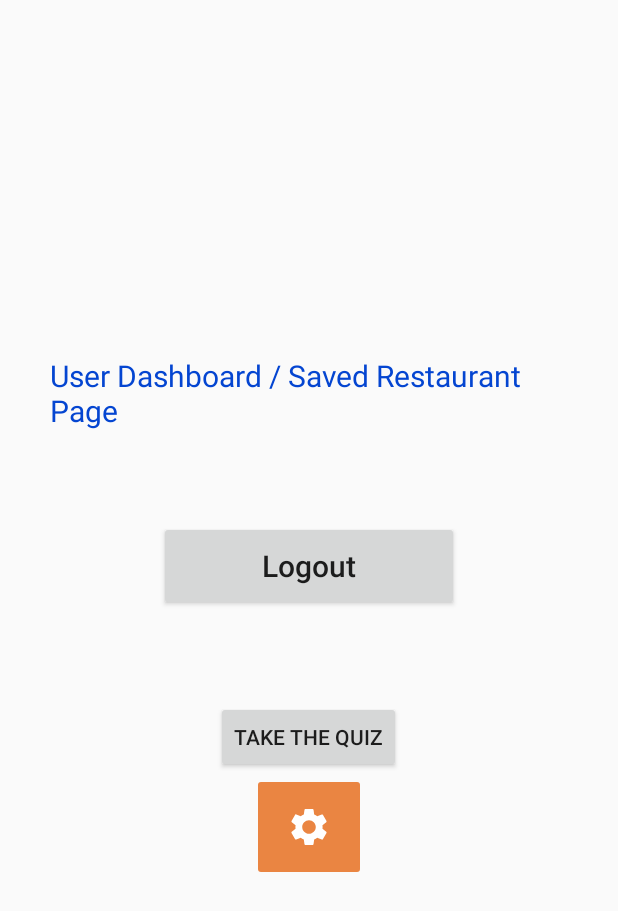
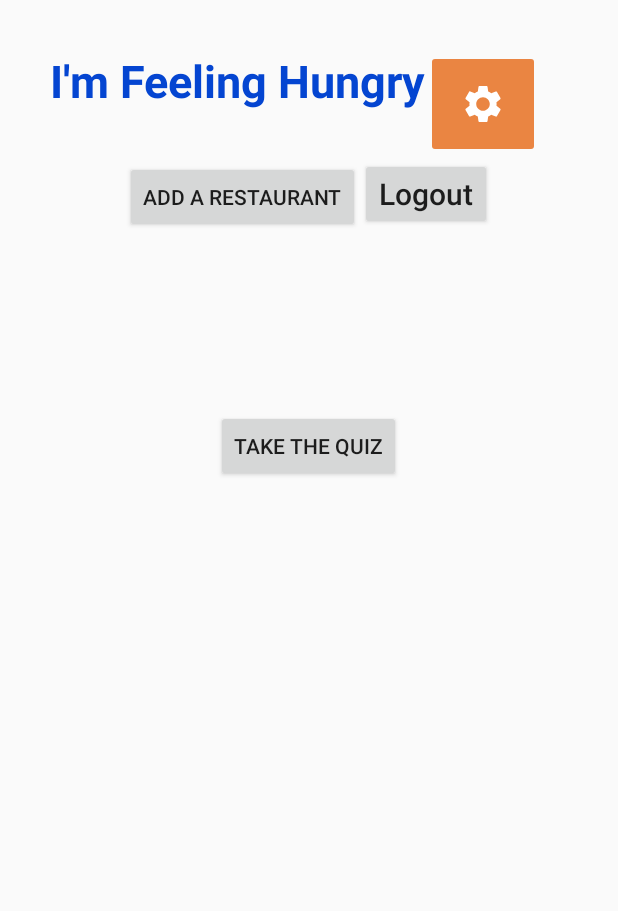
Before and after one commit to FarzanKh/I-Am-Feeling-Hungry, an Android app: the DashboardActivity screen opened directly, with no data from a screen before it, on a phone screen of 412 x 824 dp. Shown: the top 911 px of the screen. Run offline under Robolectric (Android 15) with nearby library versions, the phone set to English and light mode, and no system bars; our stand-ins replace Firebase (no records; nobody signed in at launch, a user with empty details on screens opened directly); 6 statements that could not run were skipped.

Commit message:
add recycler view to dashboard

```diff
--- a/app/build.gradle
+++ b/app/build.gradle
@@ -40,6 +40,7 @@ dependencies {
     implementation 'androidx.constraintlayout:constraintlayout:2.0.4'
     implementation "org.jetbrains.kotlin:kotlin-stdlib:$kotlin_version"
     implementation 'com.google.firebase:firebase-auth:19.2.0'
+    implementation 'com.google.firebase:firebase-database:19.6.0'
     testImplementation 'junit:junit:4.+'
     androidTestImplementation 'androidx.test.ext:junit:1.1.2'
     androidTestImplementation 'androidx.test.espresso:espresso-core:3.3.0'
--- a/app/src/main/java/com/team6/iamfeelinghungry/DashboardActivity.java
+++ b/app/src/main/java/com/team6/iamfeelinghungry/DashboardActivity.java
@@ -3,18 +3,41 @@ package com.team6.iamfeelinghungry;
 import android.app.Activity;
 import android.content.Intent;
 import android.os.Bundle;
+import android.util.Log;
 import android.view.View;
 import android.widget.Button;
 
+import androidx.recyclerview.widget.LinearLayoutManager;
+import androidx.recyclerview.widget.RecyclerView;
+
 import com.google.firebase.auth.FirebaseAuth;
+import com.google.firebase.database.DatabaseReference;
+import com.google.firebase.database.FirebaseDatabase;
+import com.google.firebase.database.Query;
+
+import java.util.ArrayList;
+import java.util.HashMap;
+import java.util.List;
+import java.util.Map;
 
 public class DashboardActivity extends Activity {
+    private FavoriteRestaurantAdapter favoriteRestaurantAdapter;
+    private RecyclerView recyclerView;
+    private List<Restaurant> restaurantList = new ArrayList<>();
     private Button logout;
+    private FirebaseAuth firebaseAuth;
+    private DatabaseReference mDatabase;
+    private String userId;
+
+
     @Override
     protected void onCreate(Bundle savedInstanceState) {
         super.onCreate(savedInstanceState);
 
         setContentView(R.layout.activity_dashboard);
+        firebaseAuth=FirebaseAuth.getInstance();
+        userId = firebaseAuth.getCurrentUser().getUid();
+        mDatabase = FirebaseDatabase.getInstance("https://hungryapp-d791e-default-rtdb.firebaseio.com/").getReference();
         logout=findViewById(R.id.logout);
         logout.setOnClickListener(new View.OnClickListener() {
             @Override
@@ -25,7 +48,67 @@ public class DashboardActivity extends Activity {
                 finish();
             }
         });
+
+        favoriteRestaurantAdapter = new FavoriteRestaurantAdapter(restaurantList, this);
+        getListOfRestaurants();
+        recyclerView = findViewById(R.id.rvRestaurantList);
+        recyclerView.setHasFixedSize(true);
+        recyclerView.setLayoutManager(new LinearLayoutManager(this));
+        recyclerView.setAdapter(favoriteRestaurantAdapter);
     }
+
+    public void getListOfRestaurants(){
+        Query restaurantsQuery = mDatabase.child("users").child(userId).child("restaurants").orderByChild("timestamp");
+        restaurantsQuery.get().addOnCompleteListener(task -> {
+            if (!task.isSuccessful()) {
+                Log.e("firebase", "Error getting data", task.getException());
+            }
+            else {
+                HashMap<String,Restaurant> restaurants = (HashMap<String,Restaurant>) task.getResult().getValue();
+                for (Map.Entry<String,Restaurant> restaurantEntry: restaurants.entrySet()){
+                    restaurantList.add(restaurantEntry.getValue());
+                }
+                favoriteRestaurantAdapter = new FavoriteRestaurantAdapter(restaurantList, this);
+                recyclerView.setAdapter(favoriteRestaurantAdapter);
+            }
+        });
+    }
+
+    // to delete later
+    public void addRestaurant(View view){
+        writeNewRestaurant("100","McDonalds", "Fast Food", "123 Main Street");
+        Query restaurantsQuery = mDatabase.child("users").child(userId).child("restaurants").orderByChild("timestamp");
+        restaurantsQuery.get().addOnCompleteListener(task -> {
+            if (!task.isSuccessful()) {
+                Log.e("firebase", "Error getting data", task.getException());
+            }
+            else {
+                HashMap<String,Restaurant> restaurants = (HashMap<String,Restaurant>) task.getResult().getValue();
+                for (Map.Entry<String,Restaurant> restaurantEntry: restaurants.entrySet()){
+                    restaurantList.add(restaurantEntry.getValue());
+                }
+                favoriteRestaurantAdapter = new FavoriteRestaurantAdapter(restaurantList, this);
+                recyclerView.setAdapter(favoriteRestaurantAdapter);
+            }
+        });
+    }
+
+    public void writeNewRestaurant(String yelpId, String name, String category, String address){
+        // get new restaurant entry key
+        String key = mDatabase.child("users").child(userId).child("restaurants").push().getKey();
+
+        // get current timestamp
+        Long tsLong = System.currentTimeMillis();
+        String timestamp = tsLong.toString();
+
+        // add new restaurant
+        Restaurant restaurant = new Restaurant(yelpId,timestamp,name,category,address);
+        Map<String,String> restaurantValues = restaurant.toMap();
+        Map<String,Object> childUpdates= new HashMap<>();
+        childUpdates.put("/users/" + userId + "/restaurants/" + key,restaurantValues);
+        mDatabase.updateChildren(childUpdates);
+    }
+
 
     public void onTakeQuiz(View view) {
         Intent intent = new Intent(this, QuizActivity.class);
--- /dev/null
+++ b/app/src/main/java/com/team6/iamfeelinghungry/FavoriteRestaurantAdapter.java
@@ -0,0 +1,57 @@
+package com.team6.iamfeelinghungry;
+
+import android.content.Context;
+import android.view.LayoutInflater;
+import android.view.View;
+import android.view.ViewGroup;
+import android.widget.TextView;
+
+import androidx.annotation.NonNull;
+import androidx.recyclerview.widget.RecyclerView;
+import java.util.List;
+
+public class FavoriteRestaurantAdapter extends RecyclerView.Adapter<FavoriteRestaurantAdapter.ViewHolder> {
+    private List<Restaurant> favoriteRestaurantList;
+    private Context context;
+
+    public FavoriteRestaurantAdapter(List<Restaurant> restaurantList, Context context) {
+        this.favoriteRestaurantList = restaurantList;
+        this.context = context;
+    }
+
+    public class ViewHolder extends RecyclerView.ViewHolder {
+        TextView tvTitle;
+        TextView tvCategory;
+        TextView tvAddress;
+
+        public ViewHolder(@NonNull View itemView) {
+            super(itemView);
+
+            tvTitle = itemView.findViewById(R.id.tvTitle);
+            tvCategory = itemView.findViewById(R.id.tvCategory);
+            tvAddress = itemView.findViewById(R.id.tvAddress);
+
+        }
+    }
+
+
+    @NonNull
+    @Override
+    public ViewHolder onCreateViewHolder(@NonNull ViewGroup parent, int viewType) {
+        View view = LayoutInflater.from(parent.getContext()).inflate(R.layout.favorite_restaurant_item, parent, false);
+        return new ViewHolder(view);
+    }
+
+    @Override
+    public void onBindViewHolder(@NonNull ViewHolder holder, int position) {
+        Restaurant favoriteRestaurant = favoriteRestaurantList.get(position);
+        holder.tvTitle.setText(favoriteRestaurant.name);
+        holder.tvCategory.setText(favoriteRestaurant.category);
+        holder.tvAddress.setText(favoriteRestaurant.address);
+    }
+
+    @Override
+    public int getItemCount() {
+        return favoriteRestaurantList.size();
+    }
+}
--- a/app/src/main/res/layout/activity_dashboard.xml
+++ b/app/src/main/res/layout/activity_dashboard.xml
@@ -6,39 +6,66 @@
     android:gravity="center"
     android:orientation="vertical">
 
-    <TextView
-        android:layout_width="wrap_content"
+    <LinearLayout
+        android:layout_width="match_parent"
         android:layout_height="wrap_content"
-        android:text="User Dashboard / Saved Restaurant Page"
-        android:textColor="#0445D1"
-        android:textSize="20dp" />
+        android:orientation="horizontal">
 
-    <Button
-        android:id="@+id/logout"
-        android:layout_width="200dp"
-        android:layout_height="60dp"
-        android:layout_marginTop="60dp"
-        android:text="Logout"
-        android:textAllCaps="false"
-        android:textSize="20dp" />
+        <TextView
+            android:layout_width="wrap_content"
+            android:layout_height="62dp"
+            android:text="I'm Feeling Hungry"
+            android:textColor="#0445D1"
+            android:textSize="30sp"
+            android:textStyle="bold" />
+
+        <ImageButton
+            android:id="@+id/imageButton"
+            android:layout_width="76dp"
+            android:layout_height="72dp"
+            android:adjustViewBounds="false"
+            android:backgroundTint="#EA8542"
+            android:onClick="navToSettings"
+            android:scaleType="fitCenter"
+            android:src="@drawable/ic_setting_foreground"
+            android:tint="#FFFFFF" />
+    </LinearLayout>
+
+    <LinearLayout
+        android:layout_width="match_parent"
+        android:layout_height="wrap_content"
+        android:gravity="bottom|center"
+        android:orientation="horizontal">
+
+        <Button
+            android:id="@+id/addRestaurantBtn"
+            android:layout_width="wrap_content"
+            android:layout_height="wrap_content"
+            android:onClick="addRestaurant"
+            android:text="Add a restaurant" />
+
+        <Button
+            android:id="@+id/logout"
+            android:layout_width="wrap_content"
+            android:layout_height="wrap_content"
+            android:layout_marginTop="60dp"
+            android:text="Logout"
+            android:textAllCaps="false"
+            android:textSize="20dp" />
+
+    </LinearLayout>
 
     <Button
         android:id="@+id/button"
-        android:onClick="onTakeQuiz"
         android:layout_width="wrap_content"
         android:layout_height="wrap_content"
         android:layout_marginTop="60dp"
+        android:onClick="onTakeQuiz"
         android:text="Take The Quiz" />
 
-    <ImageButton
-        android:id="@+id/imageButton"
-        android:layout_width="76dp"
-        android:layout_height="72dp"
-        android:adjustViewBounds="false"
-        android:backgroundTint="#EA8542"
-        android:onClick="navToSettings"
-        android:scaleType="fitCenter"
-        android:src="@drawable/ic_setting_foreground"
-        android:tint="#FFFFFF" />
+    <androidx.recyclerview.widget.RecyclerView
+        android:id="@+id/rv"
+        android:layout_width="match_parent"
+        android:layout_height="match_parent" />
 
 </LinearLayout>
```
Also changed, not shown: app/src/main/java/com/team6/iamfeelinghungry/Restaurant.java (added, +40 -0 lines), app/src/main/java/com/team6/iamfeelinghungry/SignUpActivity.java (+17 -2 lines), app/src/main/java/com/team6/iamfeelinghungry/User.java (added, +19 -0 lines), app/src/main/res/layout/favorite_restaurant_item.xml (added, +60 -0 lines), 1 other file.
